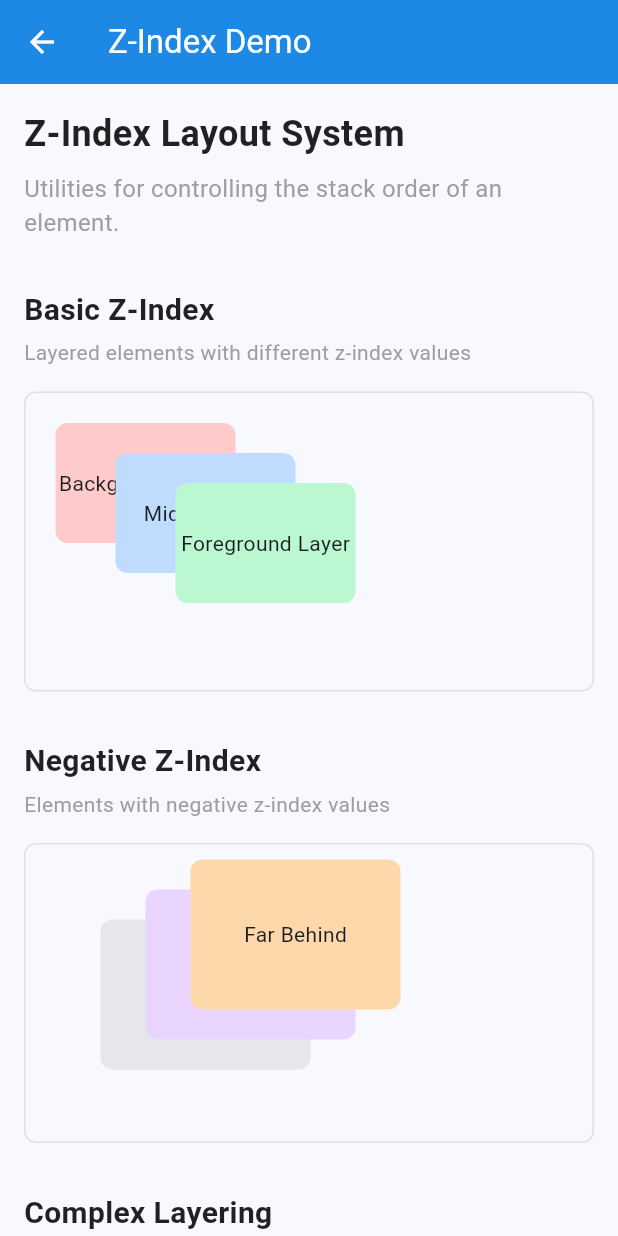
After one commit to Not996NotOT/tailwindcss_build, a Flutter app: the ZIndexDemo screen opened directly, on a phone screen of 412 x 824 dp. The commit adds this screen. Run offline on Flutter 3.47's test engine with Material 3 defaults, Android fonts, the phone set to English and light mode, and no system bars.

Commit message:
feat: Complete Z-Index System Implementation
🎯 Z-Index Layout System:
- Added full TailwindCSS-style z-index system for layer control
- Implemented z0(), z1(), z2(), z3(), z4(), z5(), z10(), z20(), z30(), z40(), z50()
- Added negative z-index: zNegative1(), zNegative10(), zNegative20(), zNegative30(), zNegative40(), zNegative50()
- Custom z-index support with zIndex(value) method
- Z-auto support with zAuto() for automatic behavior
- Transform integration for proper layering using Flutter's Transform widget

📚 Documentation & Examples:
- Created comprehensive ZIndexDemo component with visual examples
- Added z-index usage examples in CHANGELOG.md
- Fixed Chinese text in CHANGELOG.md, converted to English
- Enhanced example app with navigation for Z-Index and Overflow demos

🛠️ Technical Improvements:
- Fixed positioned() method to properly set _isPositioned flag
- Added vector_math dependency for proper Transform handling
- Resolved import conflicts and deprecation warnings
- Updated version to 0.4.6

🎨 Demo Features:
- Basic z-index layering examples
- Negative z-index demonstrations
- Complex multi-layer scenarios
- Real-world modal overlay example
- Complete z-index class reference table

```diff
--- /dev/null
+++ b/example/lib/components/zindex_demo.dart
@@ -0,0 +1,449 @@
+import 'package:flutter/material.dart';
+import 'package:tailwindcss_build/tailwindcss_build.dart';
+
+/// Z-Index 功能演示组件
+class ZIndexDemo extends StatelessWidget {
+  const ZIndexDemo({super.key});
+
+  @override
+  Widget build(BuildContext context) {
+    return Scaffold(
+      appBar: AppBar(
+        title: const Text('Z-Index Demo'),
+        backgroundColor: Colors.blue[600],
+        foregroundColor: Colors.white,
+      ),
+      body: SingleChildScrollView(
+        padding: const EdgeInsets.all(16),
+        child: Column(
+          crossAxisAlignment: CrossAxisAlignment.start,
+          children: [
+            // 标题
+            const Text(
+              'Z-Index Layout System',
+              style: TextStyle(
+                fontSize: 24,
+                fontWeight: FontWeight.bold,
+                color: Colors.black87,
+              ),
+            ),
+            const SizedBox(height: 8),
+            const Text(
+              'Utilities for controlling the stack order of an element.',
+              style: TextStyle(
+                fontSize: 16,
+                color: Colors.grey,
+              ),
+            ),
+            const SizedBox(height: 32),
+
+            // 基础 Z-Index 示例
+            _buildSection(
+              'Basic Z-Index',
+              'Layered elements with different z-index values',
+              _buildBasicZIndexExample(),
+            ),
+
+            const SizedBox(height: 32),
+
+            // 负值 Z-Index 示例
+            _buildSection(
+              'Negative Z-Index',
+              'Elements with negative z-index values',
+              _buildNegativeZIndexExample(),
+            ),
+
+            const SizedBox(height: 32),
+
+            // 复杂层叠示例
+            _buildSection(
+              'Complex Layering',
+              'Multiple elements with different z-index values',
+              _buildComplexLayeringExample(),
+            ),
+
+            const SizedBox(height: 32),
+
+            // 实际应用场景
+            _buildSection(
+              'Real-world Example',
+              'Modal overlay with backdrop',
+              _buildModalExample(),
+            ),
+
+            const SizedBox(height: 32),
+
+            // Z-Index 值表格
+            _buildSection(
+              'Available Z-Index Classes',
+              'Complete list of z-index utility classes',
+              _buildZIndexTable(),
+            ),
+          ],
+        ),
+      ),
+    );
+  }
+
+  Widget _buildSection(String title, String description, Widget content) {
+    return Column(
+      crossAxisAlignment: CrossAxisAlignment.start,
+      children: [
+        Text(
+          title,
+          style: const TextStyle(
+            fontSize: 20,
+            fontWeight: FontWeight.bold,
+            color: Colors.black87,
+          ),
+        ),
+        const SizedBox(height: 4),
+        Text(
+          description,
+          style: const TextStyle(
+            fontSize: 14,
+            color: Colors.grey,
+          ),
+        ),
+        const SizedBox(height: 16),
+        content,
+      ],
+    );
+  }
+
+  Widget _buildBasicZIndexExample() {
+    return Container(
+      height: 200,
+      width: double.infinity,
+      decoration: BoxDecoration(
+        border: Border.all(color: Colors.grey[300]!),
+        borderRadius: BorderRadius.circular(8),
+      ),
+      child: Stack(
+        children: [
+          // Background (z-0)
+          const Text('Background Layer')
+              .asContainer()
+              .z0()
+              .w(120)
+              .h(80)
+              .bgRed200()
+              .alignment(Alignment.center)
+              .rounded8()
+              .positioned(top: 20, left: 20)
+              .build(),
+
+          // Middle (z-10)
+          const Text('Middle Layer')
+              .asContainer()
+              .z10()
+              .w(120)
+              .h(80)
+              .bgBlue200()
+              .alignment(Alignment.center)
+              .rounded8()
+              .positioned(top: 40, left: 60)
+              .build(),
+
+          // Foreground (z-20)
+          const Text('Foreground Layer')
+              .asContainer()
+              .z20()
+              .w(120)
+              .h(80)
+              .bgGreen200()
+              .alignment(Alignment.center)
+              .rounded8()
+              .positioned(top: 60, left: 100)
+              .build(),
+        ],
+      ),
+    );
+  }
+
+  Widget _buildNegativeZIndexExample() {
+    return Container(
+      height: 200,
+      width: double.infinity,
+      decoration: BoxDecoration(
+        border: Border.all(color: Colors.grey[300]!),
+        borderRadius: BorderRadius.circular(8),
+      ),
+      child: Stack(
+        children: [
+          // Base layer (z-0)
+          const Text('Base Layer')
+              .asContainer()
+              .z0()
+              .w(140)
+              .h(100)
+              .bgGray200()
+              .alignment(Alignment.center)
+              .rounded8()
+              .positioned(top: 50, left: 50)
+              .build(),
+
+          // Behind base (z-negative-10)
+          const Text('Behind Base')
+              .asContainer()
+              .zNegative10()
+              .w(140)
+              .h(100)
+              .bgPurple200()
+              .alignment(Alignment.center)
+              .rounded8()
+              .positioned(top: 30, left: 80)
+              .build(),
+
+          // Far behind (z-negative-20)
+          const Text('Far Behind')
+              .asContainer()
+              .zNegative20()
+              .w(140)
+              .h(100)
+              .bgOrange200()
+              .alignment(Alignment.center)
+              .rounded8()
+              .positioned(top: 10, left: 110)
+              .build(),
+        ],
+      ),
+    );
+  }
+
+  Widget _buildComplexLayeringExample() {
+    return Container(
+      height: 250,
+      width: double.infinity,
+      decoration: BoxDecoration(
+        border: Border.all(color: Colors.grey[300]!),
+        borderRadius: BorderRadius.circular(8),
+      ),
+      child: Stack(
+        children: [
+          // Background elements
+          const Text('z-1')
+              .asContainer()
+              .z1()
+              .w(60)
+              .h(60)
+              .bgRed100()
+              .alignment(Alignment.center)
+              .rounded8()
+              .positioned(top: 20, left: 20)
+              .build(),
+
+          const Text('z-2')
+              .asContainer()
+              .z2()
+              .w(60)
+              .h(60)
+              .bgBlue100()
+              .alignment(Alignment.center)
+              .rounded8()
+              .positioned(top: 40, left: 40)
+              .build(),
+
+          const Text('z-3')
+              .asContainer()
+              .z3()
+              .w(60)
+              .h(60)
+              .bgGreen100()
+              .alignment(Alignment.center)
+              .rounded8()
+              .positioned(top: 60, left: 60)
+              .build(),
+
+          const Text('z-4')
+              .asContainer()
+              .z4()
+              .w(60)
+              .h(60)
+              .bgYellow100()
+              .alignment(Alignment.center)
+              .rounded8()
+              .positioned(top: 80, left: 80)
+              .build(),
+
+          const Text('z-5')
+              .asContainer()
+              .z5()
+              .w(60)
+              .h(60)
+              .bgPurple100()
+              .alignment(Alignment.center)
+              .rounded8()
+              .positioned(top: 100, left: 100)
+              .build(),
+
+          // High z-index element
+          const Text('z-50')
+              .asContainer()
+              .z50()
+              .w(80)
+              .h(80)
+              .bgPink300()
+              .alignment(Alignment.center)
+              .rounded8()
+              .positioned(top: 120, left: 150)
+              .build(),
+        ],
+      ),
+    );
+  }
+
+  Widget _buildModalExample() {
+    return Container(
+      height: 200,
+      width: double.infinity,
+      decoration: BoxDecoration(
+        border: Border.all(color: Colors.grey[300]!),
+        borderRadius: BorderRadius.circular(8),
+      ),
+      child: Stack(
+        children: [
+          // Page content (z-0)
+          const Text('Page Content')
+              .asContainer()
+              .z0()
+              .wFull()
+              .hFull()
+              .bgGray100()
+              .alignment(Alignment.center)
+              .build(),
+
+          // Modal backdrop (z-40)
+          Container()
+              .asContainer()
+              .z40()
+              .wFull()
+              .hFull()
+              .backgroundColor(Colors.black.withValues(alpha: 0.5))
+              .build(),
+
+          // Modal content (z-50)
+          const Text('Modal Dialog')
+              .asContainer()
+              .z50()
+              .w(200)
+              .h(100)
+              .bgWhite()
+              .alignment(Alignment.center)
+              .rounded8()
+              .shadow()
+              .build()
+              .asContainer()
+              .positioned(top: 50, left: 100)
+              .build(),
+        ],
+      ),
+    );
+  }
+
+  Widget _buildZIndexTable() {
+    final zIndexClasses = [
+      {'class': 'z-auto', 'value': 'auto', 'description': 'Auto z-index'},
+      {'class': 'z0()', 'value': '0', 'description': 'z-index: 0'},
+      {'class': 'z1()', 'value': '1', 'description': 'z-index: 1'},
+      {'class': 'z2()', 'value': '2', 'description': 'z-index: 2'},
+      {'class': 'z3()', 'value': '3', 'description': 'z-index: 3'},
+      {'class': 'z4()', 'value': '4', 'description': 'z-index: 4'},
+      {'class': 'z5()', 'value': '5', 'description': 'z-index: 5'},
+      {'class': 'z10()', 'value': '10', 'description': 'z-index: 10'},
+      {'class': 'z20()', 'value': '20', 'description': 'z-index: 20'},
+      {'class': 'z30()', 'value': '30', 'description': 'z-index: 30'},
+      {'class': 'z40()', 'value': '40', 'description': 'z-index: 40'},
+      {'class': 'z50()', 'value': '50', 'description': 'z-index: 50'},
+      {'class': 'zNegative1()', 'value': '-1', 'description': 'z-index: -1'},
+      {'class': 'zNegative10()', 'value': '-10', 'description': 'z-index: -10'},
+      {'class': 'zNegative20()', 'value': '-20', 'description': 'z-index: -20'},
+      {'class': 'zNegative30()', 'value': '-30', 'description': 'z-index: -30'},
+      {'class': 'zNegative40()', 'value': '-40', 'description': 'z-index: -40'},
+      {'class': 'zNegative50()', 'value': '-50', 'description': 'z-index: -50'},
+    ];
+
+    return Container(
+      decoration: BoxDecoration(
+        border: Border.all(color: Colors.grey[300]!),
+        borderRadius: BorderRadius.circular(8),
+      ),
+      child: Column(
+        children: [
+          // Header
+          Container(
+            padding: const EdgeInsets.all(12),
+            decoration: BoxDecoration(
+              color: Colors.grey[100],
+              borderRadius: const BorderRadius.only(
+                topLeft: Radius.circular(8),
+                topRight: Radius.circular(8),
+              ),
+            ),
+            child: const Row(
+              children: [
+                Expanded(
+                  flex: 2,
+                  child: Text(
+                    'Class',
+                    style: TextStyle(fontWeight: FontWeight.bold),
+                  ),
+                ),
+                Expanded(
+                  child: Text(
+                    'Value',
+                    style: TextStyle(fontWeight: FontWeight.bold),
+                  ),
+                ),
+                Expanded(
+                  flex: 2,
+                  child: Text(
+                    'Description',
+                    style: TextStyle(fontWeight: FontWeight.bold),
+                  ),
+                ),
+              ],
+            ),
+          ),
+          // Rows
+          ...zIndexClasses.map((item) => Container(
+                padding: const EdgeInsets.all(12),
+                decoration: BoxDecoration(
+                  border: Border(
+                    top: BorderSide(color: Colors.grey[300]!),
+                  ),
+                ),
+                child: Row(
+                  children: [
+                    Expanded(
+                      flex: 2,
+                      child: Text(
+                        item['class']!,
+                        style: const TextStyle(
+                          fontFamily: 'monospace',
+                          fontSize: 12,
+                          color: Colors.blue,
+                        ),
+                      ),
+                    ),
+                    Expanded(
+                      child: Text(
+                        item['value']!,
+                        style: const TextStyle(fontSize: 12),
+                      ),
+                    ),
+                    Expanded(
+                      flex: 2,
+                      child: Text(
+                        item['description']!,
+                        style: const TextStyle(fontSize: 12),
+                      ),
+                    ),
+                  ],
+                ),
+              )),
+        ],
+      ),
+    );
+  }
+}
--- a/example/lib/main.dart
+++ b/example/lib/main.dart
@@ -4,7 +4,9 @@ import 'components/button_demo.dart';
 import 'components/container_demo.dart';
 import 'components/flex_demo.dart';
 import 'components/layout_demo.dart';
+import 'components/overflow_demo.dart';
 import 'components/text_demo.dart';
+import 'components/zindex_demo.dart';
 
 void main() {
   runApp(const MyApp());
@@ -43,6 +45,8 @@ class _MyHomePageState extends State<MyHomePage> {
     const FlexDemo(),
     const LayoutDemo(),
     const ButtonDemo(),
+    const OverflowDemo(),
+    const ZIndexDemo(),
   ];
 
   final List<String> _pageTitles = [
@@ -51,6 +55,8 @@ class _MyHomePageState extends State<MyHomePage> {
     'Flex Builder',
     'Layout Demo',
     'Button Demo',
+    'Overflow Demo',
+    'Z-Index Demo',
   ];
 
   @override
@@ -62,16 +68,31 @@ class _MyHomePageState extends State<MyHomePage> {
         title: Text(_pageTitles[_selectedIndex]),
         elevation: 0,
         centerTitle: true,
+        actions: [
+          PopupMenuButton<int>(
+            icon: const Icon(Icons.more_vert),
+            onSelected: (index) {
+              setState(() {
+                _selectedIndex = index;
+              });
+            },
+            itemBuilder: (context) => _pageTitles
+                .asMap()
+                .entries
+                .map((entry) => PopupMenuItem<int>(
+                      value: entry.key,
+                      child: Text(entry.value),
+                    ))
+                .toList(),
+          ),
+        ],
       ),
       body: Container(
         color: const Color(0xFFF9FAFB), // gray-50
-        child: SingleChildScrollView(
-          padding: const EdgeInsets.all(24),
-          child: _pages[_selectedIndex],
-        ),
+        child: _pages[_selectedIndex],
       ),
       bottomNavigationBar: BottomNavigationBar(
-        currentIndex: _selectedIndex,
+        currentIndex: _selectedIndex > 4 ? 4 : _selectedIndex,
         onTap: (index) {
           setState(() {
             _selectedIndex = index;
@@ -100,8 +121,8 @@ class _MyHomePageState extends State<MyHomePage> {
             label: 'Layout',
           ),
           BottomNavigationBarItem(
-            icon: Icon(Icons.smart_button),
-            label: 'Button',
+            icon: Icon(Icons.more_horiz),
+            label: 'More',
           ),
         ],
       ),
--- a/lib/container_builder.dart
+++ b/lib/container_builder.dart
@@ -1,4 +1,5 @@
 import 'package:flutter/material.dart';
+import 'package:vector_math/vector_math_64.dart' as vm;
 
 import 'colors.dart';
 
@@ -28,6 +29,9 @@ class ContainerBuilder {
   double? _minHeight;
   double? _maxHeight;
 
+  // === Z-Index 相关属性 ===
+  int? _zIndex;
+
   // === 定位相关属性 ===
   bool _isPositioned = false;
   double? _positionTop;
@@ -38,6 +42,13 @@ class ContainerBuilder {
   double? _positionHeight;
 
   ContainerBuilder(this.child);
+
+  // === Z-Index 方法 ===
+  /// 设置 z-index 值
+  ContainerBuilder zIndex(int value) {
+    _zIndex = value;
+    return this;
+  }
 
   // === 背景色 ===
   ContainerBuilder backgroundColor(Color color) {
@@ -2026,6 +2037,14 @@ class ContainerBuilder {
       child: child,
     );
 
+    // 如果设置了 z-index，使用 Transform 来模拟层级
+    if (_zIndex != null) {
+      container = Transform(
+        transform: Matrix4.identity()..setTranslation(vm.Vector3(0.0, 0.0, _zIndex!.toDouble())),
+        child: container,
+      );
+    }
+
     // 如果需要定位，包装成Positioned
     if (_isPositioned) {
       return Positioned(
@@ -2998,6 +3017,7 @@ extension ContainerBuilderPositionExtensions on ContainerBuilder {
     double? width,
     double? height,
   }) {
+    _isPositioned = true;
     _positionTop = top;
     _positionRight = right;
     _positionBottom = bottom;
@@ -3010,39 +3030,96 @@ extension ContainerBuilderPositionExtensions on ContainerBuilder {
 
 /// ContainerBuilder 的Z-Index扩展 - TailwindCSS风格的z-index类
 extension ContainerBuilderZIndexExtensions on ContainerBuilder {
-  /// z-0 -->gt; z-index: 0 (在Stack中通过children顺序控制)
-  Widget z0() {
-    // Flutter中通过Stack的children顺序来控制层级，这里仅作为标记
-    return build();
-  }
-
-  /// z-10 -->gt; z-index: 10
-  Widget z10() {
-    return build();
-  }
-
-  /// z-20 -->gt; z-index: 20
-  Widget z20() {
-    return build();
-  }
-
-  /// z-30 -->gt; z-index: 30
-  Widget z30() {
-    return build();
-  }
-
-  /// z-40 -->gt; z-index: 40
-  Widget z40() {
-    return build();
-  }
-
-  /// z-50 -->gt; z-index: 50
-  Widget z50() {
-    return build();
-  }
-
-  /// z-auto -->gt; z-index: auto
-  Widget zAuto() {
-    return build();
+  /// z-0 -> z-index: 0
+  ContainerBuilder z0() {
+    return zIndex(0);
+  }
+
+  /// z-10 -> z-index: 10
+  ContainerBuilder z10() {
+    return zIndex(10);
+  }
+
+  /// z-20 -> z-index: 20
+  ContainerBuilder z20() {
+    return zIndex(20);
+  }
+
+  /// z-30 -> z-index: 30
+  ContainerBuilder z30() {
+    return zIndex(30);
+  }
+
+  /// z-40 -> z-index: 40
+  ContainerBuilder z40() {
+    return zIndex(40);
+  }
+
+  /// z-50 -> z-index: 50
+  ContainerBuilder z50() {
+    return zIndex(50);
+  }
+
+  /// z-auto -> z-index: auto (默认值，不设置transform)
+  ContainerBuilder zAuto() {
+    _zIndex = null;
+    return this;
+  }
+
+  // 扩展更多 z-index 值
+
+  /// z-1 -> z-index: 1
+  ContainerBuilder z1() {
+    return zIndex(1);
+  }
+
+  /// z-2 -> z-index: 2
+  ContainerBuilder z2() {
+    return zIndex(2);
+  }
+
+  /// z-3 -> z-index: 3
+  ContainerBuilder z3() {
+    return zIndex(3);
+  }
+
+  /// z-4 -> z-index: 4
+  ContainerBuilder z4() {
+    return zIndex(4);
+  }
+
+  /// z-5 -> z-index: 5
+  ContainerBuilder z5() {
+    return zIndex(5);
+  }
+
+  /// z-negative-50 -> z-index: -50
+  ContainerBuilder zNegative50() {
+    return zIndex(-50);
+  }
+
+  /// z-negative-40 -> z-index: -40
+  ContainerBuilder zNegative40() {
+    return zIndex(-40);
+  }
+
+  /// z-negative-30 -> z-index: -30
+  ContainerBuilder zNegative30() {
+    return zIndex(-30);
+  }
+
+  /// z-negative-20 -> z-index: -20
+  ContainerBuilder zNegative20() {
+    return zIndex(-20);
+  }
+
+  /// z-negative-10 -> z-index: -10
+  ContainerBuilder zNegative10() {
+    return zIndex(-10);
+  }
+
+  /// z-negative-1 -> z-index: -1
+  ContainerBuilder zNegative1() {
+    return zIndex(-1);
   }
 }
--- a/pubspec.yaml
+++ b/pubspec.yaml
@@ -1,6 +1,6 @@
 name: tailwindcss_build
 description: A comprehensive Flutter package that brings the power and convenience of Tailwind CSS utility classes to Flutter development.
-version: 0.4.5
+version: 0.4.6
 homepage: https://github.com/Not996NotOT/tailwindcss_build
 repository: https://github.com/Not996NotOT/tailwindcss_build
 issue_tracker: https://github.com/Not996NotOT/tailwindcss_build/issues
@@ -28,6 +28,7 @@ environment:
 dependencies:
   flutter:
     sdk: flutter
+  vector_math: ^2.1.4
 
 dev_dependencies:
   flutter_test:
```
Also changed, not shown: example/pubspec.lock, 1 other file.
